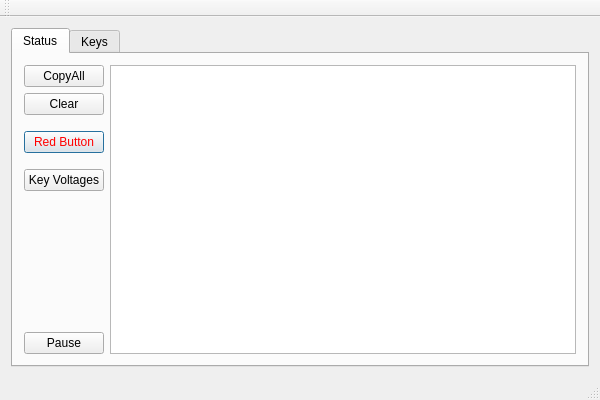
Qt form FlightController/FlightController.ui (dmaone/CommonSense) before a commit.
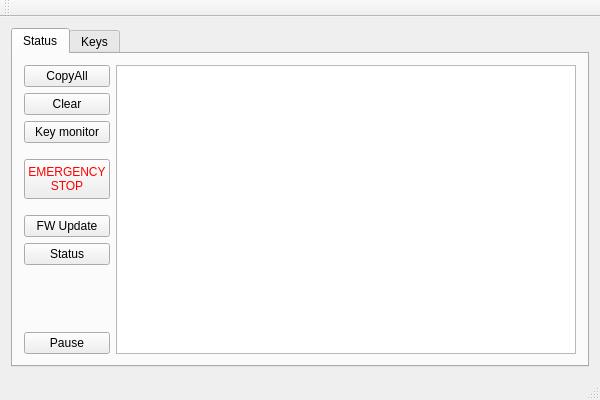
The same form after that commit. Custom widgets are drawn as their Qt base class.

Diff of the .ui file:
```diff
--- a/FlightController/FlightController.ui
+++ b/FlightController/FlightController.ui
@@ -33,45 +33,6 @@
        <layout class="QHBoxLayout" name="horizontalLayout">
         <item>
          <layout class="QGridLayout" name="gridLayout">
-          <item row="4" column="0">
-           <widget class="QPushButton" name="redButton">
-            <property name="autoFillBackground">
-             <bool>false</bool>
-            </property>
-            <property name="styleSheet">
-             <string notr="true">color: #ff0000;</string>
-            </property>
-            <property name="text">
-             <string>Red Button</string>
-            </property>
-            <property name="default">
-             <bool>true</bool>
-            </property>
-           </widget>
-          </item>
-          <item row="6" column="0">
-           <widget class="QPushButton" name="MatrixMonitorButton">
-            <property name="text">
-             <string>Key Voltages</string>
-            </property>
-           </widget>
-          </item>
-          <item row="3" column="0">
-           <spacer name="verticalSpacer_2">
-            <property name="orientation">
-             <enum>Qt::Vertical</enum>
-            </property>
-            <property name="sizeType">
-             <enum>QSizePolicy::Fixed</enum>
-            </property>
-            <property name="sizeHint" stdset="0">
-             <size>
-              <width>20</width>
-              <height>10</height>
-             </size>
-            </property>
-           </spacer>
-          </item>
           <item row="1" column="0">
            <widget class="QPushButton" name="CopyAllButton">
             <property name="text">
@@ -79,7 +40,7 @@
             </property>
            </widget>
           </item>
-          <item row="7" column="0">
+          <item row="10" column="0">
            <spacer name="verticalSpacer">
             <property name="orientation">
              <enum>Qt::Vertical</enum>
@@ -92,13 +53,51 @@
             </property>
            </spacer>
           </item>
-          <item row="8" column="0">
+          <item row="4" column="0">
+           <spacer name="verticalSpacer_2">
+            <property name="orientation">
+             <enum>Qt::Vertical</enum>
+            </property>
+            <property name="sizeType">
+             <enum>QSizePolicy::Fixed</enum>
+            </property>
+            <property name="sizeHint" stdset="0">
+             <size>
+              <width>20</width>
+              <height>10</height>
+             </size>
+            </property>
+           </spacer>
+          </item>
+          <item row="11" column="0">
            <widget class="QPushButton" name="PauseButton">
             <property name="text">
              <string>Pause</string>
             </property>
+            <property name="checkable">
+             <bool>true</bool>
+            </property>
+            <property name="checked">
+             <bool>false</bool>
+            </property>
            </widget>
           </item>
+          <item row="6" column="0">
+           <spacer name="verticalSpacer_3">
+            <property name="orientation">
+             <enum>Qt::Vertical</enum>
+            </property>
+            <property name="sizeType">
+             <enum>QSizePolicy::Fixed</enum>
+            </property>
+            <property name="sizeHint" stdset="0">
+             <size>
+              <width>20</width>
+              <height>10</height>
+             </size>
+            </property>
+           </spacer>
+          </item>
           <item row="2" column="0">
            <widget class="QPushButton" name="ClearButton">
             <property name="text">
@@ -106,21 +105,49 @@
             </property>
            </widget>
           </item>
+          <item row="8" column="0">
+           <widget class="QPushButton" name="BootloaderButton">
+            <property name="text">
+             <string>FW Update</string>
+            </property>
+           </widget>
+          </item>
+          <item row="3" column="0">
+           <widget class="QPushButton" name="MatrixMonitorButton">
+            <property name="text">
+             <string>Key monitor</string>
+            </property>
+           </widget>
+          </item>
           <item row="5" column="0">
-           <spacer name="verticalSpacer_3">
-            <property name="orientation">
-             <enum>Qt::Vertical</enum>
-            </property>
-            <property name="sizeType">
-             <enum>QSizePolicy::Fixed</enum>
-            </property>
-            <property name="sizeHint" stdset="0">
+           <widget class="QPushButton" name="RedButton">
+            <property name="minimumSize">
              <size>
-              <width>20</width>
-              <height>10</height>
+              <width>0</width>
+              <height>40</height>
              </size>
             </property>
-           </spacer>
+            <property name="autoFillBackground">
+             <bool>false</bool>
+            </property>
+            <property name="styleSheet">
+             <string notr="true">color: #ff0000;</string>
+            </property>
+            <property name="text">
+             <string>EMERGENCY
+STOP</string>
+            </property>
+            <property name="checkable">
+             <bool>true</bool>
+            </property>
+           </widget>
+          </item>
+          <item row="9" column="0">
+           <widget class="QPushButton" name="statusRequestButton">
+            <property name="text">
+             <string>Status</string>
+            </property>
+           </widget>
           </item>
          </layout>
         </item>
```
